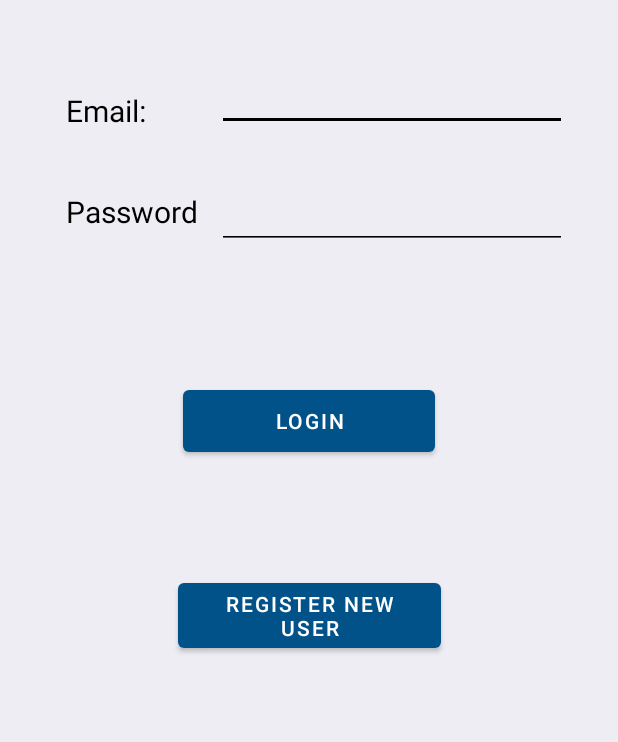
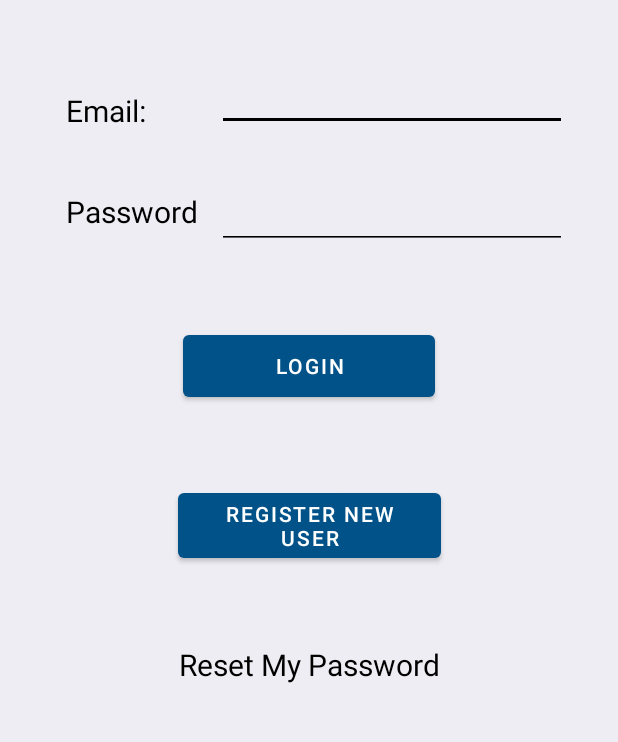
Before and after one commit to Dannestulla/mikebamb, an Android app: the screen it shows after launch (LoginActivity), on a phone screen of 412 x 824 dp, the part 474-1216 px from its top. Run offline under Robolectric (Android 15) with nearby library versions, the phone set to English and light mode, and no system bars; our stand-ins replace Dagger/Hilt's generated code, Firebase (no records; nobody signed in at launch, a user with empty details on screens opened directly), Room's generated code.

Commit message:
reset password added, ship account system changed,

```diff
--- a/app/src/main/java/com/gohan/mikebamb/login/RegisterShipFragment.kt
+++ b/app/src/main/java/com/gohan/mikebamb/login/RegisterShipFragment.kt
@@ -41,7 +41,11 @@ class RegisterShipFragment : Fragment() {
     private fun applyBinding() {
         binding.buttonRegister.setOnClickListener {
             binding.progressBar.isVisible = true
-            viewModel.registerNewShip(binding.editVesselName.text.toString())
+            viewModel.shipIdCode = viewModel.getRandomString(6)
+            val shipId = binding.editVesselName.text.toString() +"-"+ viewModel.shipIdCode
+            viewModel.registerNewShip(shipId)
+            viewModel.loadingBar.postValue(false)
+            binding.editVesselName.setText(shipId)
         }
         binding.buttonLogShip.setOnClickListener {
             binding.progressBar.isVisible = true
--- a/app/src/main/java/com/gohan/mikebamb/main_app/presenter/fragment/QRFragment.kt
+++ b/app/src/main/java/com/gohan/mikebamb/main_app/presenter/fragment/QRFragment.kt
@@ -60,8 +60,7 @@ class QRFragment : Fragment() {
         }
     }
 
-    fun hideActionBar() {
+    private fun hideActionBar() {
         return (activity as AppCompatActivity).supportActionBar!!.hide()
     }
-
 }
--- a/app/src/main/java/com/gohan/mikebamb/main_app/presenter/viewmodel/DescriptionViewModel.kt
+++ b/app/src/main/java/com/gohan/mikebamb/main_app/presenter/viewmodel/DescriptionViewModel.kt
@@ -76,11 +76,11 @@ class DescriptionViewModel @Inject constructor(
         return imageUri
     }
 
-    fun shareQrCode(image_uri: Uri?, equipmentQRcode: String): Intent {
+    fun shareQrCode(image_uri: Uri?, equipmentQRcode: String, equipmentName : String): Intent {
         val emailIntent = Intent(Intent.ACTION_SEND)
         emailIntent.type = "application/image"
-        emailIntent.putExtra(Intent.EXTRA_SUBJECT, "New Qr Code for $equipmentQRcode")
-        emailIntent.putExtra(Intent.EXTRA_TEXT, "New Qr Code for $equipmentQRcode")
+        emailIntent.putExtra(Intent.EXTRA_SUBJECT, "New Qr Code for $equipmentName")
+        emailIntent.putExtra(Intent.EXTRA_TEXT, "New Qr Code ($equipmentQRcode) for $equipmentName")
         emailIntent.putExtra(Intent.EXTRA_STREAM, image_uri)
         emailIntent.type = "*/*"
         return emailIntent
--- a/app/src/main/java/com/gohan/mikebamb/main_app/presenter/viewmodel/EquipmentListViewModel.kt
+++ b/app/src/main/java/com/gohan/mikebamb/main_app/presenter/viewmodel/EquipmentListViewModel.kt
@@ -35,5 +35,4 @@ class EquipmentListViewModel @Inject constructor(
             recyclerViewItems.postValue(listFromDB)
         }
     }
-
 }
--- a/app/src/main/res/layout/fragment_login.xml
+++ b/app/src/main/res/layout/fragment_login.xml
@@ -80,12 +80,10 @@
         android:id="@+id/login_button"
         android:layout_width="168dp"
         android:layout_height="53dp"
-        android:layout_marginTop="48dp"
         android:text="Login"
         android:textColor="@color/white"
         app:layout_constraintBottom_toTopOf="@+id/register_button"
         app:layout_constraintEnd_toEndOf="parent"
-        app:layout_constraintHorizontal_bias="0.5"
         app:layout_constraintStart_toStartOf="parent"
         app:layout_constraintTop_toBottomOf="@+id/progressBar" />
 
@@ -93,27 +91,22 @@
         android:id="@+id/register_button"
         android:layout_width="175dp"
         android:layout_height="55dp"
-        android:layout_marginTop="36dp"
-        android:layout_marginBottom="30dp"
         android:text="Register New User"
         android:textColor="@color/white"
-        app:layout_constraintBottom_toBottomOf="parent"
+        app:layout_constraintBottom_toTopOf="@+id/resetPassword"
         app:layout_constraintEnd_toEndOf="parent"
+        app:layout_constraintHorizontal_bias="0.5"
         app:layout_constraintStart_toStartOf="parent"
-        app:layout_constraintTop_toBottomOf="@+id/login_button"
-        app:layout_constraintVertical_bias="0.0" />
+        app:layout_constraintTop_toBottomOf="@+id/login_button" />
 
     <ProgressBar
         android:id="@+id/progressBar"
         style="?android:attr/progressBarStyle"
         android:layout_width="wrap_content"
         android:layout_height="wrap_content"
-        android:layout_marginTop="20dp"
         android:indeterminateTint="@color/blue"
         android:visibility="invisible"
-        app:layout_constraintBottom_toTopOf="@+id/login_button"
         app:layout_constraintEnd_toEndOf="parent"
-        app:layout_constraintHorizontal_bias="0.498"
         app:layout_constraintStart_toStartOf="parent"
         app:layout_constraintTop_toBottomOf="@+id/editPassword" />
 
@@ -127,4 +120,14 @@
         app:layout_constraintStart_toStartOf="parent"
         app:layout_constraintTop_toBottomOf="@+id/main_title" />
 
+    <TextView
+        android:id="@+id/resetPassword"
+        style="@style/LoginText"
+        android:layout_width="wrap_content"
+        android:layout_height="wrap_content"
+        android:text="Reset My Password"
+        app:layout_constraintBottom_toBottomOf="parent"
+        app:layout_constraintEnd_toEndOf="parent"
+        app:layout_constraintStart_toStartOf="parent"
+        app:layout_constraintTop_toBottomOf="@+id/register_button" />
 </androidx.constraintlayout.widget.ConstraintLayout>
--- a/app/src/main/res/layout/fragment_register_ship.xml
+++ b/app/src/main/res/layout/fragment_register_ship.xml
@@ -39,7 +39,7 @@
         android:layout_height="wrap_content"
         android:layout_marginStart="28dp"
         android:layout_marginTop="15dp"
-        android:text="Vessel Name: "
+        android:text="Vessel Code: "
         app:layout_constraintBottom_toBottomOf="@+id/editVesselName"
         app:layout_constraintStart_toStartOf="parent"
         app:layout_constraintTop_toTopOf="@+id/editVesselName"
--- a/app/src/main/res/values-night/themes.xml
+++ b/app/src/main/res/values-night/themes.xml
@@ -9,11 +9,11 @@
         <item name="colorSecondary">@color/new_gray</item>
         <item name="colorSecondaryVariant">@color/dark_gray</item>
         <item name="colorOnSecondary">@color/black</item>
-
         <!-- Status bar color. -->
         <item name="android:statusBarColor" tools:targetApi="l">?attr/colorPrimaryVariant</item>
         <!-- Customize your theme here. -->
         <item name="android:textColor">@color/black</item>
         <item name="android:actionBarTheme">@style/Theme.MikeBamb</item>
+        <item name="dialogTheme">@style/AlertDialog</item>
     </style>
 </resources>
--- a/app/src/main/res/values-v21/styles.xml
+++ b/app/src/main/res/values-v21/styles.xml
@@ -44,4 +44,17 @@
         <item name="android:padding">6dp</item>
         <item name="android:textSize">14sp</item>
     </style>
+    <style name="AlertDialog">
+        <item name="android:textColorPrimary">@color/black</item>
+        <item name="android:textColorSecondary">@color/black</item>
+        <item name="android:textColorHint">@color/black</item>
+
+    </style>
+    <style name="LoginText">
+        <item name="android:textSize">20sp</item>
+    </style>
+
+    <style name="MainTitle">
+        <item name="android:textSize">30sp</item>
+    </style>
 </resources>
--- a/app/src/main/res/values/styles.xml
+++ b/app/src/main/res/values/styles.xml
@@ -2,20 +2,36 @@
 <resources>
 
     <style name="NormalText">
-        <item name="android:textSize">@dimen/font_normal</item>
+        <item name="android:textSize">14sp</item>
         <item name="android:maxLines">1</item>
         <item name="android:gravity">center</item>
         <item name="android:padding">8dp</item>
     </style>
 
+    <style name="Button"></style>
+
     <style name="EditText">
         <item name="android:layout_width">0dp</item>
-        <item name="android:textSize">17sp</item>
+        <item name="android:textSize">14sp</item>
         <item name="android:inputType">text</item>
         <item name="android:maxLines">1</item>
         <item name="android:gravity">left</item>
         <item name="android:padding">8dp</item>
         <item name="android:ems">10</item>
+        <item name="android:textColor">@color/black</item>
+        <item name="android:backgroundTint">@color/black</item>
+    </style>
+
+    <style name="EditTextLogin">
+        <item name="android:layout_width">0dp</item>
+        <item name="android:textSize">20sp</item>
+        <item name="android:inputType">text</item>
+        <item name="android:maxLines">1</item>
+        <item name="android:gravity">left</item>
+        <item name="android:padding">8dp</item>
+        <item name="android:ems">10</item>
+        <item name="android:textColor">@color/black</item>
+        <item name="android:backgroundTint">@color/black</item>
     </style>
 
     <style name="SubTitle">
@@ -36,4 +52,9 @@
     <style name="MainTitle">
         <item name="android:textSize">30sp</item>
     </style>
+    <style name="AlertDialog">
+        <item name="android:textColorPrimary">@color/black</item>
+        <item name="android:textColorSecondary">@color/black</item>
+        <item name="android:textColorHint">@color/black</item>
+    </style>
 </resources>
--- a/app/src/main/res/values/themes.xml
+++ b/app/src/main/res/values/themes.xml
@@ -4,14 +4,16 @@
         <!-- Primary brand color. -->
         <item name="colorPrimary">@color/blue</item>
         <item name="colorPrimaryVariant">@color/dark_blue</item>
+        <item name="colorOnPrimary">@color/white</item>
         <!-- Secondary brand color. -->
         <item name="colorSecondary">@color/new_gray</item>
         <item name="colorSecondaryVariant">@color/dark_gray</item>
-
+        <item name="colorOnSecondary">@color/black</item>
         <!-- Status bar color. -->
         <item name="android:statusBarColor" tools:targetApi="l">?attr/colorPrimaryVariant</item>
         <!-- Customize your theme here. -->
         <item name="android:textColor">@color/black</item>
         <item name="android:actionBarTheme">@style/Theme.MikeBamb</item>
+        <item name="dialogTheme">@style/AlertDialog</item>
     </style>
 </resources>
--- a/build.gradle
+++ b/build.gradle
@@ -10,7 +10,7 @@ buildscript {
     }
     dependencies {
         classpath 'com.android.tools.build:gradle:7.1.0-alpha02'
-        classpath "org.jetbrains.kotlin:kotlin-gradle-plugin:1.5.20"
+        classpath 'org.jetbrains.kotlin:kotlin-gradle-plugin:1.5.21'
         classpath("androidx.navigation:navigation-safe-args-gradle-plugin:2.3.5")
         classpath 'com.google.gms:google-services:4.3.8'
         classpath "com.google.dagger:hilt-android-gradle-plugin:2.36"
```
Also changed, not shown: app/src/main/java/com/gohan/mikebamb/login/LoginFragment.kt (+7 -0 lines), app/src/main/java/com/gohan/mikebamb/login/LoginViewModel.kt (+54 -17 lines), app/src/main/java/com/gohan/mikebamb/main_app/domain/EquipmentUseCase.kt (+44 -15 lines), app/src/main/java/com/gohan/mikebamb/main_app/presenter/fragment/CategoryFragment.kt (+54 -5 lines), app/src/main/java/com/gohan/mikebamb/main_app/presenter/fragment/DescriptionEquipmentFragment.kt (+33 -8 lines), app/src/main/res/layout/fragment_description_equipment.xml (+17 -4 lines), app/src/main/res/layout/fragment_new_user.xml (added, +14 -0 lines).
